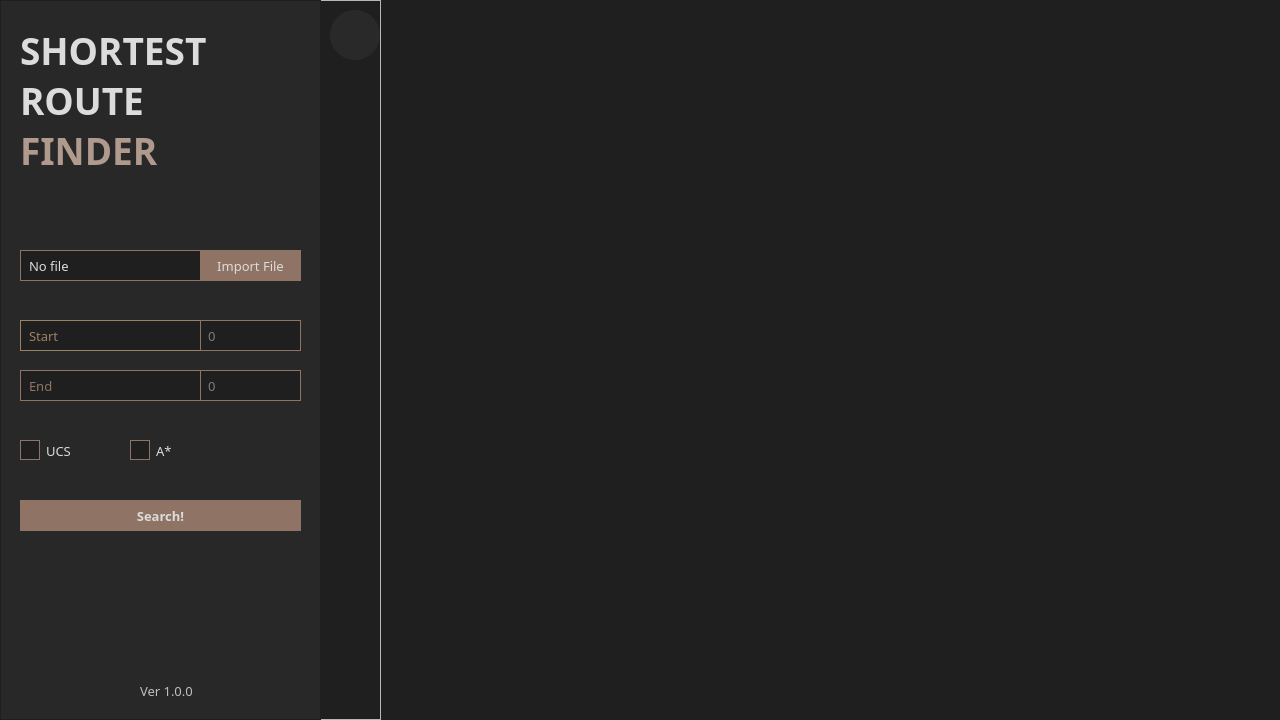
Before: the Qt Designer form src/uibuilder/Main.ui in ditramadia/shortest-route-finder, drawn with Qt 5.
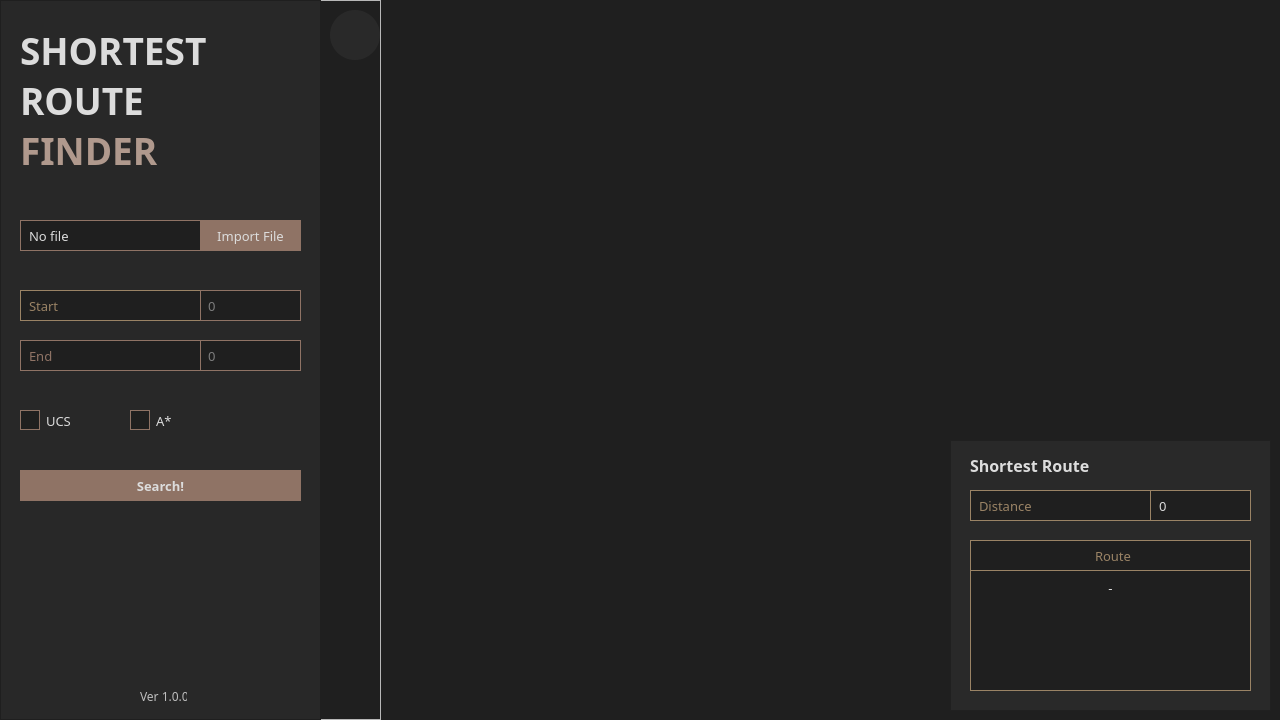
After: the same form once the commit is applied. Icons and pictures are not drawn.

```diff
--- a/src/uibuilder/Main.ui
+++ b/src/uibuilder/Main.ui
@@ -124,35 +124,11 @@
        <bool>true</bool>
       </property>
      </widget>
-     <widget class="QLabel" name="version">
-      <property name="geometry">
-       <rect>
-        <x>140</x>
-        <y>680</y>
-        <width>71</width>
-        <height>21</height>
-       </rect>
-      </property>
-      <property name="font">
-       <font>
-        <family>Montserrat</family>
-        <pointsize>10</pointsize>
-       </font>
-      </property>
-      <property name="styleSheet">
-       <string notr="true">QLabel {
-color: rgb(190,190,190)
-}</string>
-      </property>
-      <property name="text">
-       <string>Ver 1.0.0</string>
-      </property>
-     </widget>
      <widget class="QPushButton" name="import_btn">
       <property name="geometry">
        <rect>
         <x>200</x>
-        <y>250</y>
+        <y>220</y>
         <width>101</width>
         <height>31</height>
        </rect>
@@ -188,7 +164,7 @@
       <property name="geometry">
        <rect>
         <x>20</x>
-        <y>250</y>
+        <y>220</y>
         <width>181</width>
         <height>31</height>
        </rect>
@@ -216,7 +192,7 @@
       <property name="geometry">
        <rect>
         <x>20</x>
-        <y>320</y>
+        <y>290</y>
         <width>181</width>
         <height>31</height>
        </rect>
@@ -243,7 +219,7 @@
       <property name="geometry">
        <rect>
         <x>200</x>
-        <y>320</y>
+        <y>290</y>
         <width>101</width>
         <height>31</height>
        </rect>
@@ -279,7 +255,7 @@
       <property name="geometry">
        <rect>
         <x>20</x>
-        <y>370</y>
+        <y>340</y>
         <width>181</width>
         <height>31</height>
        </rect>
@@ -307,7 +283,7 @@
       <property name="geometry">
        <rect>
         <x>200</x>
-        <y>370</y>
+        <y>340</y>
         <width>101</width>
         <height>31</height>
        </rect>
@@ -343,7 +319,7 @@
       <property name="geometry">
        <rect>
         <x>20</x>
-        <y>500</y>
+        <y>470</y>
         <width>281</width>
         <height>31</height>
        </rect>
@@ -381,7 +357,7 @@
       <property name="geometry">
        <rect>
         <x>20</x>
-        <y>440</y>
+        <y>410</y>
         <width>61</width>
         <height>21</height>
        </rect>
@@ -423,7 +399,7 @@
       <property name="geometry">
        <rect>
         <x>130</x>
-        <y>440</y>
+        <y>410</y>
         <width>41</width>
         <height>21</height>
        </rect>
@@ -461,6 +437,29 @@
        <string>A*</string>
       </property>
      </widget>
+     <widget class="QLabel" name="label">
+      <property name="geometry">
+       <rect>
+        <x>140</x>
+        <y>690</y>
+        <width>47</width>
+        <height>13</height>
+       </rect>
+      </property>
+      <property name="font">
+       <font>
+        <family>Montserrat</family>
+       </font>
+      </property>
+      <property name="styleSheet">
+       <string notr="true">QLabel {
+color: rgb(190,190,190)
+}</string>
+      </property>
+      <property name="text">
+       <string>Ver 1.0.0</string>
+      </property>
+     </widget>
      <zorder>file_label</zorder>
      <zorder>header1</zorder>
      <zorder>header2</zorder>
@@ -527,6 +526,167 @@
      </widget>
     </widget>
    </widget>
+   <widget class="QFrame" name="solution">
+    <property name="geometry">
+     <rect>
+      <x>950</x>
+      <y>440</y>
+      <width>321</width>
+      <height>271</height>
+     </rect>
+    </property>
+    <property name="styleSheet">
+     <string notr="true">QFrame {
+background-color: rgb(41,41,41)
+}</string>
+    </property>
+    <property name="frameShape">
+     <enum>QFrame::StyledPanel</enum>
+    </property>
+    <property name="frameShadow">
+     <enum>QFrame::Raised</enum>
+    </property>
+    <widget class="QLabel" name="solution_label">
+     <property name="geometry">
+      <rect>
+       <x>20</x>
+       <y>15</y>
+       <width>281</width>
+       <height>21</height>
+      </rect>
+     </property>
+     <property name="font">
+      <font>
+       <family>Montserrat</family>
+       <pointsize>12</pointsize>
+       <weight>75</weight>
+       <bold>true</bold>
+      </font>
+     </property>
+     <property name="styleSheet">
+      <string notr="true">QLabel {
+color: rgb(220,220,220)
+}</string>
+     </property>
+     <property name="text">
+      <string>Shortest Route</string>
+     </property>
+    </widget>
+    <widget class="QLabel" name="distance_label">
+     <property name="geometry">
+      <rect>
+       <x>20</x>
+       <y>50</y>
+       <width>181</width>
+       <height>31</height>
+      </rect>
+     </property>
+     <property name="font">
+      <font>
+       <family>Montserrat Medium</family>
+       <pointsize>10</pointsize>
+      </font>
+     </property>
+     <property name="styleSheet">
+      <string notr="true">QLabel {
+background-color: rgb(31,31,31);
+color: rgb(154,131,101);
+padding-left: 5px;
+border: 1px solid rgb(154,131,101)
+}</string>
+     </property>
+     <property name="text">
+      <string>Distance</string>
+     </property>
+    </widget>
+    <widget class="QLabel" name="distance_value">
+     <property name="geometry">
+      <rect>
+       <x>200</x>
+       <y>50</y>
+       <width>101</width>
+       <height>31</height>
+      </rect>
+     </property>
+     <property name="font">
+      <font>
+       <family>Montserrat Medium</family>
+       <pointsize>10</pointsize>
+      </font>
+     </property>
+     <property name="styleSheet">
+      <string notr="true">QLabel {
+background-color: rgb(31,31,31);
+color: rgb(220,220,220);
+padding-left: 5px;
+border: 1px solid rgb(154,131,101)
+}</string>
+     </property>
+     <property name="text">
+      <string>0</string>
+     </property>
+    </widget>
+    <widget class="QLabel" name="route_label">
+     <property name="geometry">
+      <rect>
+       <x>20</x>
+       <y>100</y>
+       <width>281</width>
+       <height>31</height>
+      </rect>
+     </property>
+     <property name="font">
+      <font>
+       <family>Montserrat Medium</family>
+       <pointsize>10</pointsize>
+      </font>
+     </property>
+     <property name="styleSheet">
+      <string notr="true">QLabel {
+background-color: rgb(31,31,31);
+color: rgb(154,131,101);
+padding-left: 5px;
+border: 1px solid rgb(154,131,101)
+}</string>
+     </property>
+     <property name="text">
+      <string>Route</string>
+     </property>
+     <property name="alignment">
+      <set>Qt::AlignCenter</set>
+     </property>
+    </widget>
+    <widget class="QLabel" name="route_value">
+     <property name="geometry">
+      <rect>
+       <x>20</x>
+       <y>130</y>
+       <width>281</width>
+       <height>121</height>
+      </rect>
+     </property>
+     <property name="font">
+      <font>
+       <family>Montserrat Medium</family>
+       <pointsize>10</pointsize>
+      </font>
+     </property>
+     <property name="styleSheet">
+      <string notr="true">QLabel {
+background-color: rgb(31,31,31);
+color: rgb(220,220,220);
+padding: 5px;
+border: 1px solid rgb(154,131,101)
+}</string>
+     </property>
+     <property name="text">
+      <string>-</string>
+     </property>
+     <property name="alignment">
+      <set>Qt::AlignHCenter|Qt::AlignTop</set>
+     </property>
+    </widget>
+   </widget>
   </widget>
  </widget>
  <resources/>
```
Left out of the diff: 2 changed lines with no effect on the pictures.
